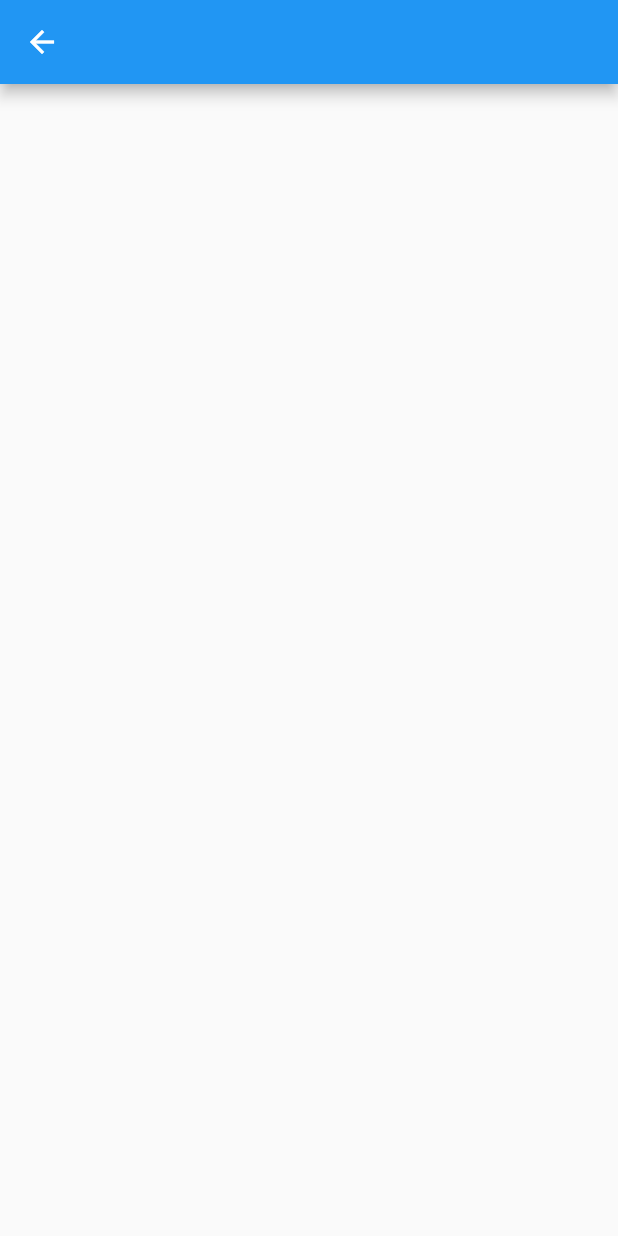
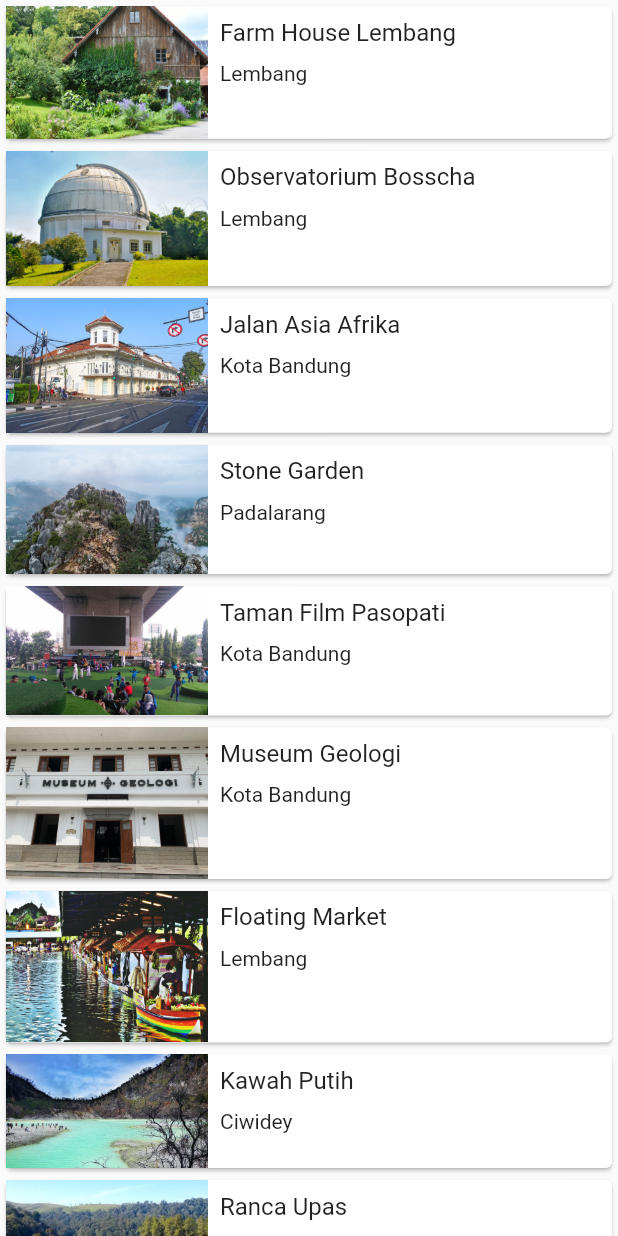
Before and after one commit to Fajri2R/simanap_mobile, a Flutter app: the FasilitasScreen screen opened directly, on a phone screen of 412 x 824 dp. Run offline on Flutter 3.47's test engine with Material 2 defaults, Android fonts, the phone set to English and light mode, and no system bars; our stand-ins replace get; network calls fail.

Commit message:
Fasilitas Screen

```diff
--- a/lib/fasilitas_screen.dart
+++ b/lib/fasilitas_screen.dart
@@ -1,4 +1,6 @@
 import 'package:flutter/material.dart';
+import 'package:simanap_mobile/fasilitas_detail.dart';
+import 'package:simanap_mobile/model/fasilitas.dart';
 
 class FasilitasScreen extends StatefulWidget {
   const FasilitasScreen({Key? key}) : super(key: key);
@@ -11,10 +13,49 @@ class _FasilitasScreenState extends State<FasilitasScreen> {
   @override
   Widget build(BuildContext context) {
     return Scaffold(
-      appBar: AppBar(
-        title: const Text(''),
+      body: ListView.builder(
+        itemBuilder: (context, index) {
+          final Fasilitas place = fasilitasList[index];
+          return InkWell(
+            onTap: () {
+              Navigator.push(context, MaterialPageRoute(builder: (context) {
+                return FasilitasDetail(place: place);
+              }));
+            },
+            child: Card(
+              child: Row(
+                crossAxisAlignment: CrossAxisAlignment.start,
+                children: <Widget>[
+                  Expanded(
+                    flex: 1,
+                    child: Image.asset(place.imageAsset),
+                  ),
+                  Expanded(
+                    flex: 2,
+                    child: Padding(
+                      padding: const EdgeInsets.all(8.0),
+                      child: Column(
+                        crossAxisAlignment: CrossAxisAlignment.start,
+                        children: <Widget>[
+                          Text(
+                            place.name,
+                            style: const TextStyle(fontSize: 16.0),
+                          ),
+                          const SizedBox(
+                            height: 10,
+                          ),
+                          Text(place.location),
+                        ],
+                      ),
+                    ),
+                  )
+                ],
+              ),
+            ),
+          );
+        },
+        itemCount: fasilitasList.length,
       ),
-      body: Container(),
     );
   }
 }
--- a/lib/model/fasilitas.dart
+++ b/lib/model/fasilitas.dart
@@ -29,7 +29,7 @@ var fasilitasList = [
     openDays: 'Open Everyday',
     openTime: '09:00 - 20:00',
     ticketPrice: 'Rp 25000',
-    imageAsset: 'images/farm-house.jpg',
+    imageAsset: 'assets/images/farm-house.jpg',
     imageUrls: [
       'https://media-cdn.tripadvisor.com/media/photo-s/0d/7c/59/70/farmhouse-lembang.jpg',
       'https://media-cdn.tripadvisor.com/media/photo-w/13/f0/22/f6/photo3jpg.jpg',
@@ -44,7 +44,7 @@ var fasilitasList = [
     openDays: 'Open Tuesday - Saturday',
     openTime: '09:00 - 14:30',
     ticketPrice: 'Rp 20000',
-    imageAsset: 'images/bosscha.jpg',
+    imageAsset: 'assets/images/bosscha.jpg',
     imageUrls: [
       'https://media-cdn.tripadvisor.com/media/photo-o/12/6b/63/0b/bosscha-observatory.jpg',
       'https://media-cdn.tripadvisor.com/media/photo-p/0d/6a/88/9b/photo3jpg.jpg',
@@ -59,7 +59,7 @@ var fasilitasList = [
     openDays: 'Open Everyday',
     openTime: '24 hours',
     ticketPrice: 'Free',
-    imageAsset: 'images/jalan-asia-afrika.jpg',
+    imageAsset: 'assets/images/jalan-asia-afrika.jpg',
     imageUrls: [
       'https://media-cdn.tripadvisor.com/media/photo-o/0d/c2/e7/e6/quotes-kota-bandung.jpg',
       'https://media-cdn.tripadvisor.com/media/photo-w/17/f4/44/01/jalan-asia-afrika.jpg',
@@ -74,7 +74,7 @@ var fasilitasList = [
     openDays: 'Open Everyday',
     openTime: '06:00 - 17:00',
     ticketPrice: 'Rp 3000',
-    imageAsset: 'images/stone-garden.jpg',
+    imageAsset: 'assets/images/stone-garden.jpg',
     imageUrls: [
       'https://media-cdn.tripadvisor.com/media/photo-o/15/01/d7/4b/p-20180510-153310-01.jpg',
       'https://media-cdn.tripadvisor.com/media/photo-w/15/68/00/32/stone-garden-citatah.jpg',
@@ -89,7 +89,7 @@ var fasilitasList = [
     openDays: 'Open Everyday',
     openTime: '24 hours',
     ticketPrice: 'Free',
-    imageAsset: 'images/taman-film.jpg',
+    imageAsset: 'assets/images/taman-film.jpg',
     imageUrls: [
       'https://media-cdn.tripadvisor.com/media/photo-o/08/8b/87/50/bandung-movie-park.jpg',
       'https://media-cdn.tripadvisor.com/media/photo-o/17/67/d5/53/img-20190505-114509-largejpg.jpg',
@@ -104,7 +104,7 @@ var fasilitasList = [
     openDays: 'Open Saturday - Thursday',
     openTime: '09:00 - 15:30',
     ticketPrice: 'Rp 3000',
-    imageAsset: 'images/museum-geologi.jpg',
+    imageAsset: 'assets/images/museum-geologi.jpg',
     imageUrls: [
       'https://media-cdn.tripadvisor.com/media/photo-w/19/1c/8e/f7/geology-museum.jpg',
       'https://media-cdn.tripadvisor.com/media/photo-o/11/a7/35/b7/geology-museum.jpg',
@@ -119,7 +119,7 @@ var fasilitasList = [
     openDays: 'Open Everyday',
     openTime: '09:00 - 17:00',
     ticketPrice: 'Rp 20000',
-    imageAsset: 'images/floating-market.png',
+    imageAsset: 'assets/images/floating-market.png',
     imageUrls: [
       'https://media-cdn.tripadvisor.com/media/photo-o/17/f9/ff/f8/floating-market-bandung.jpg',
       'https://media-cdn.tripadvisor.com/media/photo-p/1a/86/d3/cd/20200103-125059-largejpg.jpg',
@@ -134,7 +134,7 @@ var fasilitasList = [
     openDays: 'Open Everyday',
     openTime: '07:00 - 17:00',
     ticketPrice: 'Rp 15000',
-    imageAsset: 'images/kawah-putih.jpg',
+    imageAsset: 'assets/images/kawah-putih.jpg',
     imageUrls: [
       'https://media-cdn.tripadvisor.com/media/photo-o/0b/6e/7c/ce/rocks-sticking-out-of.jpg',
       'https://media-cdn.tripadvisor.com/media/photo-p/0b/35/30/14/white-crater.jpg',
@@ -149,7 +149,7 @@ var fasilitasList = [
     openDays: 'Open Everyday',
     openTime: '24 hours',
     ticketPrice: 'Rp 20000',
-    imageAsset: 'images/ranca-upas.jpg',
+    imageAsset: 'assets/images/ranca-upas.jpg',
     imageUrls: [
       'https://media-cdn.tripadvisor.com/media/photo-o/1a/e0/7f/9c/kampung-cai-ranca-upas.jpg',
       'https://media-cdn.tripadvisor.com/media/photo-w/13/ee/2f/87/ranca-upas.jpg',
--- a/pubspec.yaml
+++ b/pubspec.yaml
@@ -23,3 +23,4 @@ flutter:
   uses-material-design: true
   assets:
     - assets/logo/
+    - assets/images/
```
Also changed, not shown: lib/fasilitas_detail.dart (added, +124 -0 lines), assets/images/bosscha.jpg (added), assets/images/farm-house.jpg (added), assets/images/floating-market.png (added), assets/images/jalan-asia-afrika.jpg (added), assets/images/kawah-putih.jpg (added), assets/images/museum-geologi.jpg (added), assets/images/ranca-upas.jpg (added), assets/images/stone-garden.jpg (added), assets/images/taman-film.jpg (added).
